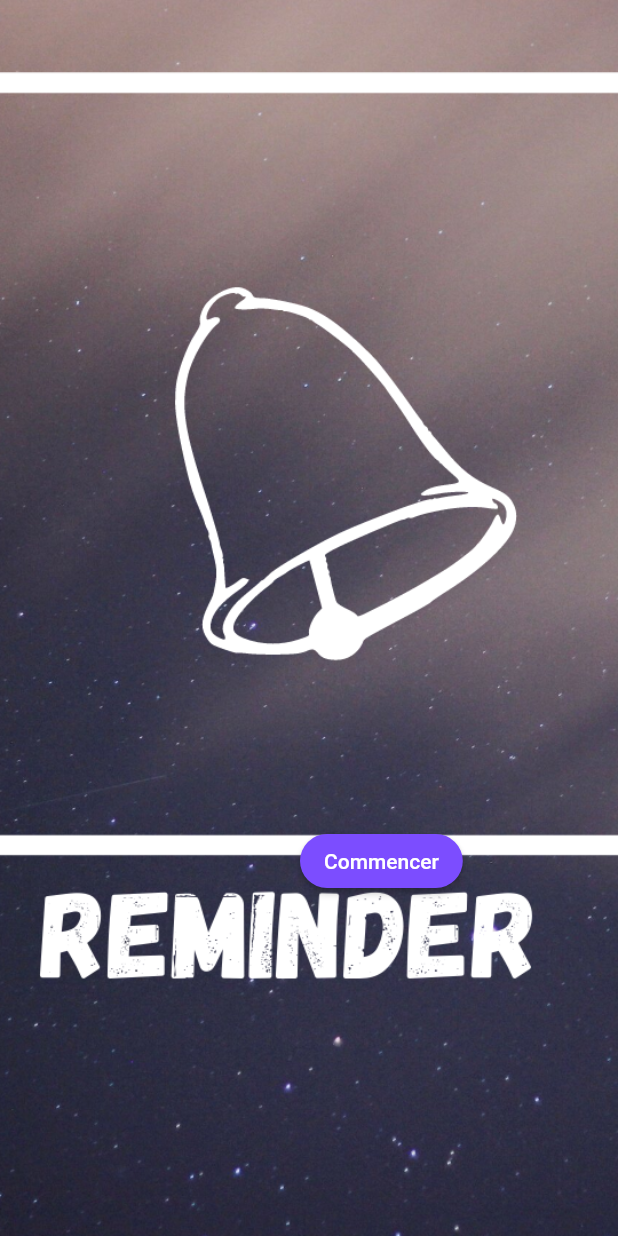
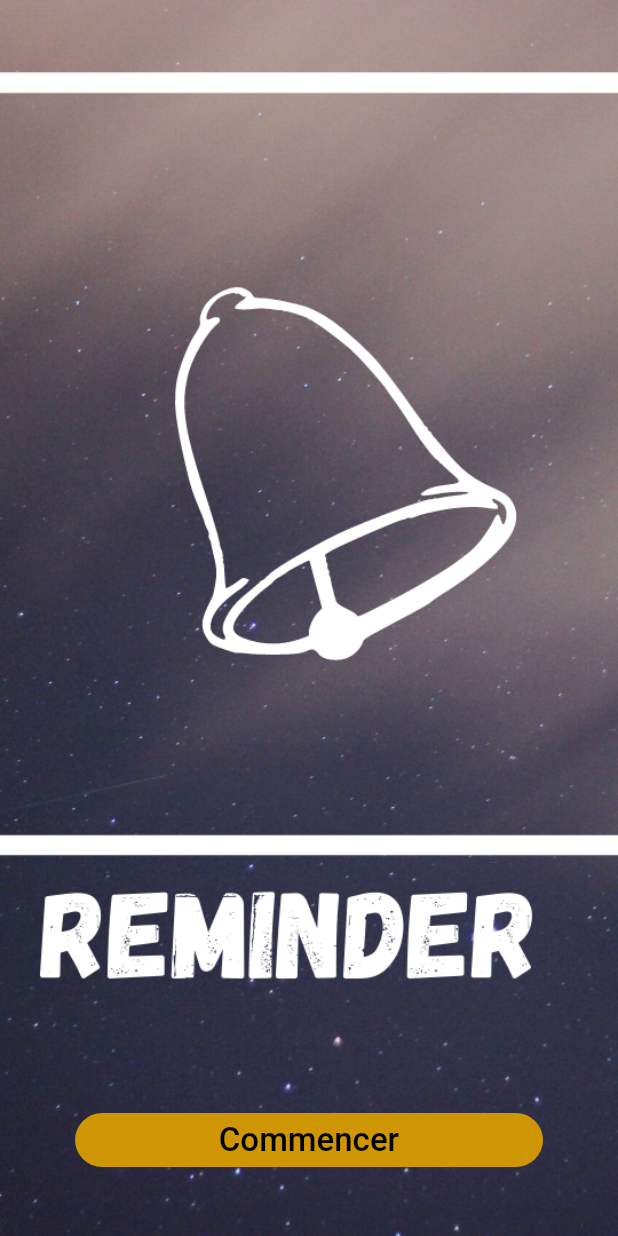
Before and after one commit to arcreane/mobile-alerte, a Flutter app: the screen it shows after launch, on a phone screen of 412 x 824 dp. Run offline on Flutter 3.47's test engine with Material 2 defaults, Android fonts, the phone set to English and light mode, and no system bars.

Commit message:
Update ma_page.dart

```diff
--- a/lib/ma_page.dart
+++ b/lib/ma_page.dart
@@ -1,4 +1,4 @@
-
+//import 'package:applycelia/form.dart';
 import 'package:flutter/material.dart';
 import'page_elyas.dart';
 class pageacceuil extends StatelessWidget {
@@ -9,34 +9,37 @@ class pageacceuil extends StatelessWidget {
         body: new Stack(
           children: <Widget>[
             new Container(
-
+              //mettre le backround
               decoration: new BoxDecoration(
                 image: new DecorationImage(
                   image: new AssetImage("images/Reminder.png"), fit: BoxFit.cover,),
                   ),
+                ),
 
+            //creer le bonton commencer qui à pour role de nous orienter vers les autres pages afin d'executer les taches de l'application
+            Align(
+              alignment: Alignment.bottomCenter,//centrer les boutons
+                child: Container(
+                margin: EdgeInsets.symmetric(horizontal: 50, vertical: 40),//mettre les marges
+                width: double.infinity,
+                child: FlatButton(
+                child: Text('Commencer', style: TextStyle(fontSize: 22),textAlign: TextAlign.center ),//nommer le bouton
+                //clicker sur le bouton commencer
+                onPressed: () => {
+                //faire appel à la page suivante
+                    Navigator.push( context,
+                    MaterialPageRoute(builder:(context)=>page_elyas()),
                     ),
-            //creation du bouton de démarrage
-            Padding(
-              padding: EdgeInsets.only(left: 200.0, right: 0.0,top:550.0),//caractéristiques de mise en page du bouton
-              child: RaisedButton(
-                  textColor: Colors.white,//couleur du teexte dans le bouton
-                  color: Colors.deepPurpleAccent, // couleur de fond du bouton
-                  child: Text("Commencer"),
-                  onPressed: () {
-                    Navigator.push( context,
-                      MaterialPageRoute(builder:(context)=>page_elyas()),// Elyas c'est ici que tu dois inclure ta page
-                    );
-
                   },
-                  shape: new RoundedRectangleBorder(//mettre les bords du bouton en arrondi
-                      borderRadius: new BorderRadius.circular(80.0))),
+                //mettre les formes arrondies au bouton et son style
+                shape: RoundedRectangleBorder(borderRadius: new BorderRadius.circular(30.0)),
+                color: Color(0xFFcd9602),
+                textColor: Colors.black,
+                  ),
+                )
               )
             ],
           )
-
        );
-
      }
-
   }
```
Lines whose indentation alone changed are shown as unchanged.
